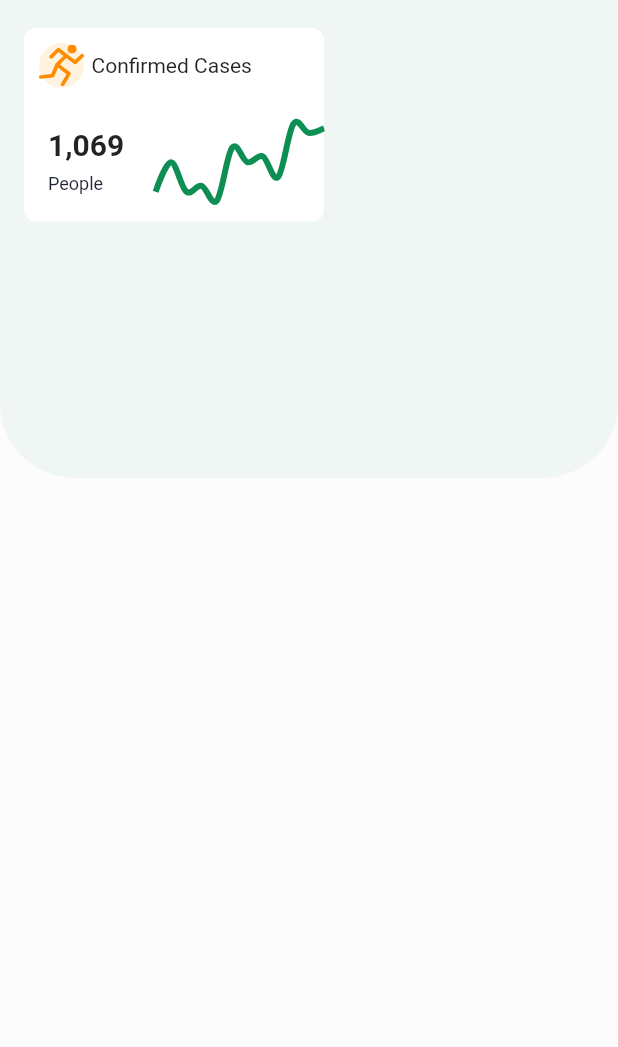
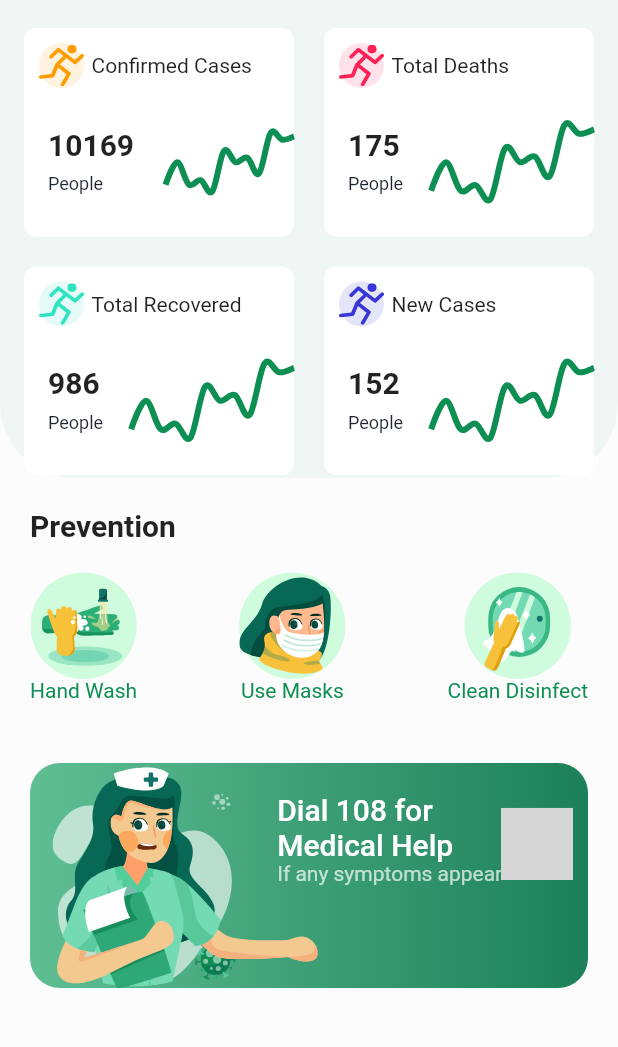
Before and after one commit to VarunSAthreya/covid19_info_ui, a Flutter app: the screen it shows after launch, on a phone screen of 412 x 824 dp, the part 56-1103 px from its top. Run offline on Flutter 3.47's test engine with Material 2 defaults, Android fonts, the phone set to English and light mode, and no system bars; drawn by our look-alikes of fl_chart; our stand-ins replace flutter_svg; grey boxes are pictures that could not be loaded.

Commit message:
Added UI elements.

```diff
--- a/lib/constants.dart
+++ b/lib/constants.dart
@@ -4,4 +4,4 @@ const kTextMediumColor = Color(0xFF53627C);
 const kTextLightColor = Color(0xFFACB1C0);
 const kPrimaryColor = Color(0xFF0D8E53);
 const kBackgroundColor = Color(0xFFFCFCFC);
-const kInteractiveColor = Color(0xFFEAECEF);
+const kInactiveColor = Color(0xFFEAECEF);
--- a/lib/screens/home_screen.dart
+++ b/lib/screens/home_screen.dart
@@ -1,14 +1,20 @@
 import 'package:covid19_info_ui/constants.dart';
+import 'package:covid19_info_ui/widgets/info_card.dart';
+import 'package:flutter/cupertino.dart';
 import 'package:flutter/material.dart';
 import 'package:flutter_svg/flutter_svg.dart';
-import 'package:fl_chart/fl_chart.dart';
+
+import 'details_screen.dart';
 
 class HomeScreen extends StatelessWidget {
   @override
   Widget build(BuildContext context) {
     return Scaffold(
       appBar: buildAppBar(),
-      body: Container(
+      body: Column(
+        crossAxisAlignment: CrossAxisAlignment.start,
+        children: [
+          Container(
             height: 300,
             width: double.infinity,
             decoration: BoxDecoration(
@@ -21,81 +27,139 @@ class HomeScreen extends StatelessWidget {
             child: Padding(
               padding: const EdgeInsets.symmetric(horizontal: 16.0),
               child: Wrap(
+                spacing: 20.0,
+                runSpacing: 20.0,
                 children: [
-              Container(
-                width: 200,
-                decoration: BoxDecoration(
-                  color: Colors.white,
-                  borderRadius: BorderRadius.circular(8),
+                  InfoCard(
+                    press: () {},
+                    title: 'Confirmed Cases',
+                    iconColor: Color(0xFFFF9c00),
+                    effectedNum: 10169,
                   ),
-                child: Column(
-                  children: [
-                    Padding(
-                      padding: const EdgeInsets.all(10.0),
-                      child: Row(
-                        children: [
-                          Container(
-                            height: 30,
-                            width: 30,
-                            decoration: BoxDecoration(
-                              color: Color(0xFFFF9c00).withOpacity(0.12),
-                              shape: BoxShape.circle,
+                  InfoCard(
+                    press: () {},
+                    title: 'Total Deaths',
+                    iconColor: Color(0xFFFF2055),
+                    effectedNum: 175,
                   ),
-                            child: SvgPicture.asset(
-                              'assets/icons/running.svg',
-                              height: 12,
-                              width: 12,
+                  InfoCard(
+                    press: () {},
+                    title: 'Total Recovered',
+                    iconColor: Color(0xFF30E3C2),
+                    effectedNum: 986,
                   ),
-                          ),
-                          SizedBox(
-                            width: 5,
-                          ),
-                          Text(
-                            'Confirmed Cases',
-                            maxLines: 1,
-                            overflow: TextOverflow.ellipsis,
-                          ),
-                        ],
-                      ),
-                    ),
-                    Row(
-                      children: [
-                        Padding(
-                          padding: const EdgeInsets.all(16.0),
-                          child: RichText(
-                            text: TextSpan(
-                              style: TextStyle(
-                                color: kTextColor,
-                              ),
-                              children: [
-                                TextSpan(
-                                  text: '1,069 \n',
-                                  style: Theme.of(context).textTheme.title.copyWith(
-                                        fontWeight: FontWeight.bold,
-                                      ),
-                                ),
-                                TextSpan(
-                                  text: 'People',
-                                  style: TextStyle(
-                                    fontSize: 12.0,
-                                    height: 2,
-                                  )
+                  InfoCard(
+                    press: () => Navigator.push(
+                        context,
+                        MaterialPageRoute(
+                            builder: (context) => DetailsScreen())),
+                    title: 'New Cases',
+                    iconColor: Color(0xFF3836D6),
+                    effectedNum: 152,
                   ),
                 ],
               ),
             ),
           ),
-                        Expanded(
-                          child: LineReportChart(),
+          SizedBox(
+            height: 20.0,
           ),
+          Padding(
+            padding: const EdgeInsets.symmetric(horizontal: 20.0),
+            child: SingleChildScrollView(
+              child: Column(
+                crossAxisAlignment: CrossAxisAlignment.start,
+                children: [
+                  Text(
+                    'Prevention',
+                    style: Theme.of(context)
+                        .textTheme
+                        .title
+                        .copyWith(fontWeight: FontWeight.bold),
+                  ),
+                  SizedBox(
+                    height: 20.0,
+                  ),
+                  buildPreventionCard(),
+                  SizedBox(
+                    height: 40.0,
+                  ),
+                  buildHelpCard(context),
                 ],
               ),
-                  ],
             ),
           ),
         ],
       ),
+    );
+  }
+
+  Row buildPreventionCard() {
+    return Row(
+      mainAxisAlignment: MainAxisAlignment.spaceBetween,
+      children: [
+        PreventionCard(
+          title: 'Hand Wash',
+          svgSource: 'assets/icons/hand_wash.svg',
         ),
+        PreventionCard(
+          title: 'Use Masks',
+          svgSource: 'assets/icons/use_mask.svg',
+        ),
+        PreventionCard(
+          title: 'Clean Disinfect',
+          svgSource: 'assets/icons/Clean_Disinfect.svg',
+        ),
+      ],
+    );
+  }
+
+  Container buildHelpCard(BuildContext context) {
+    return Container(
+      height: 150,
+      width: double.infinity,
+      child: Stack(
+        alignment: Alignment.bottomLeft,
+        children: [
+          Container(
+            //left side padding as 40% of total width
+            padding: EdgeInsets.only(
+              left: MediaQuery.of(context).size.width * 0.4,
+              top: 20,
+              right: 20,
+            ),
+            height: 150,
+            width: double.infinity,
+            decoration: BoxDecoration(
+              gradient: LinearGradient(
+                  colors: [Color(0xFF60BE93), Color(0xFF1B8059)]),
+              borderRadius: BorderRadius.circular(20.0),
+            ),
+            child: RichText(
+              text: TextSpan(children: [
+                TextSpan(
+                  text: 'Dial 108 for \nMedical Help\n',
+                  style: Theme.of(context).textTheme.title.copyWith(
+                        color: Colors.white,
+                      ),
+                ),
+                TextSpan(
+                  text: 'If any symptoms appear',
+                  style: TextStyle(color: Colors.white.withOpacity(0.7)),
+                ),
+              ]),
+            ),
+          ),
+          Padding(
+            padding: const EdgeInsets.symmetric(horizontal: 15.0),
+            child: SvgPicture.asset('assets/icons/nurse.svg'),
+          ),
+          Positioned(
+            child: SvgPicture.asset('assets/icons/virus,svg'),
+            top: 30,
+            right: 10,
+          ),
+        ],
       ),
     );
   }
@@ -118,44 +182,28 @@ class HomeScreen extends StatelessWidget {
   }
 }
 
-class LineReportChart extends StatelessWidget {
+class PreventionCard extends StatelessWidget {
+  final String title;
+  final String svgSource;
+
+  const PreventionCard({
+    Key key,
+    @required this.title,
+    @required this.svgSource,
+  }) : super(key: key);
+
   @override
   Widget build(BuildContext context) {
-    return AspectRatio(
-      aspectRatio: 2.2,
-      child: LineChart(
-          LineChartData(
-            gridData: FlGridData(show: false),
-            borderData: FlBorderData(show: false),
-            titlesData: FlTitlesData(show: false),
-            lineBarsData: [
-              LineChartBarData(
-                spots: getSpots(),
-                isCurved: true,
-                dotData: FlDotData(show: false),
-                belowBarData: BarAreaData(show: false),
-                colors: [kPrimaryColor],
-                barWidth: 4,
+    return Column(
+      children: [
+        SvgPicture.asset(svgSource),
+        Text(
+          title,
+          style: Theme.of(context).textTheme.bodyText2.copyWith(
+                color: kPrimaryColor,
+              ),
         ),
       ],
-          ),
-      ),
     );
   }
-  List<FlSpot> getSpots(){
-    return [
-      FlSpot(0, 0.5),
-      FlSpot(1, 1.5),
-      FlSpot(2, 0.5),
-      FlSpot(3, 0.7),
-      FlSpot(4, 0.2),
-      FlSpot(5, 2),
-      FlSpot(6, 1.5),
-      FlSpot(7, 1.7),
-      FlSpot(8, 1),
-      FlSpot(9, 2.8),
-      FlSpot(10, 2.5),
-      FlSpot(11, 2.65),
-    ];
 }
-}
--- /dev/null
+++ b/lib/widgets/info_card.dart
@@ -0,0 +1,105 @@
+import 'package:flutter/material.dart';
+import 'package:flutter_svg/svg.dart';
+
+import '../constants.dart';
+import 'line_chart.dart';
+
+class InfoCard extends StatelessWidget {
+  final String title;
+  final int effectedNum;
+  final Color iconColor;
+  final Function press;
+
+  const InfoCard({
+    Key key,
+    @required this.title,
+    @required this.effectedNum,
+    @required this.iconColor,
+    @required this.press,
+  }) : super(key: key);
+
+  @override
+  Widget build(BuildContext context) {
+    return LayoutBuilder(
+        builder: (context, constraints) {
+          return GestureDetector(
+            onTap: press,
+            child: Container(
+              width: constraints.maxWidth / 2 - 10 ,
+              decoration: BoxDecoration(
+                color: Colors.white,
+                borderRadius: BorderRadius.circular(8),
+              ),
+              child: Column(
+                children: [
+                  Padding(
+                    padding: const EdgeInsets.all(10.0),
+                    child: Row(
+                      children: [
+                        Container(
+                          height: 30,
+                          width: 30,
+                          decoration: BoxDecoration(
+                            color: iconColor.withOpacity(0.13),
+                            shape: BoxShape.circle,
+                          ),
+                          child: SvgPicture.asset(
+                            'assets/icons/running.svg',
+                            height: 12,
+                            width: 12,
+                            color: iconColor,
+                          ),
+                        ),
+                        SizedBox(
+                          width: 5,
+                        ),
+                        Text(
+                          title,
+                          maxLines: 1,
+                          overflow: TextOverflow.ellipsis,
+                        ),
+                      ],
+                    ),
+                  ),
+                  Padding(
+                    padding: const EdgeInsets.only(bottom: 10),
+                    child: Row(
+                      children: [
+                        Padding(
+                          padding: const EdgeInsets.all(16.0),
+                          child: RichText(
+                            text: TextSpan(
+                              style: TextStyle(
+                                color: kTextColor,
+                              ),
+                              children: [
+                                TextSpan(
+                                  text: '$effectedNum \n',
+                                  style: Theme.of(context).textTheme.title.copyWith(
+                                    fontWeight: FontWeight.bold,
+                                  ),
+                                ),
+                                TextSpan(
+                                    text: 'People',
+                                    style: TextStyle(
+                                      fontSize: 12.0,
+                                      height: 2,
+                                    )),
+                              ],
+                            ),
+                          ),
+                        ),
+                        Expanded(
+                          child: LineReportChart(),
+                        ),
+                      ],
+                    ),
+                  ),
+                ],
+              ),
+            ),
+          );
+        }
+    );
+  }
+}
--- /dev/null
+++ b/lib/widgets/line_chart.dart
@@ -0,0 +1,46 @@
+import 'package:flutter/material.dart';
+import 'package:fl_chart/fl_chart.dart';
+
+import '../constants.dart';
+
+class LineReportChart extends StatelessWidget {
+  @override
+  Widget build(BuildContext context) {
+    return AspectRatio(
+      aspectRatio: 2.2,
+      child: LineChart(
+        LineChartData(
+          gridData: FlGridData(show: false),
+          borderData: FlBorderData(show: false),
+          titlesData: FlTitlesData(show: false),
+          lineBarsData: [
+            LineChartBarData(
+              spots: getSpots(),
+              isCurved: true,
+              dotData: FlDotData(show: false),
+              belowBarData: BarAreaData(show: false),
+              colors: [kPrimaryColor],
+              barWidth: 4,
+            ),
+          ],
+        ),
+      ),
+    );
+  }
+  List<FlSpot> getSpots(){
+    return [
+      FlSpot(0, 0.5),
+      FlSpot(1, 1.5),
+      FlSpot(2, 0.5),
+      FlSpot(3, 0.7),
+      FlSpot(4, 0.2),
+      FlSpot(5, 2),
+      FlSpot(6, 1.5),
+      FlSpot(7, 1.7),
+      FlSpot(8, 1),
+      FlSpot(9, 2.8),
+      FlSpot(10, 2.5),
+      FlSpot(11, 2.65),
+    ];
+  }
+}
```
Also changed, not shown: lib/screens/details_screen.dart (added, +183 -0 lines), lib/widgets/weekly_chart.dart (added, +70 -0 lines). Lines whose indentation alone changed are shown as unchanged.
